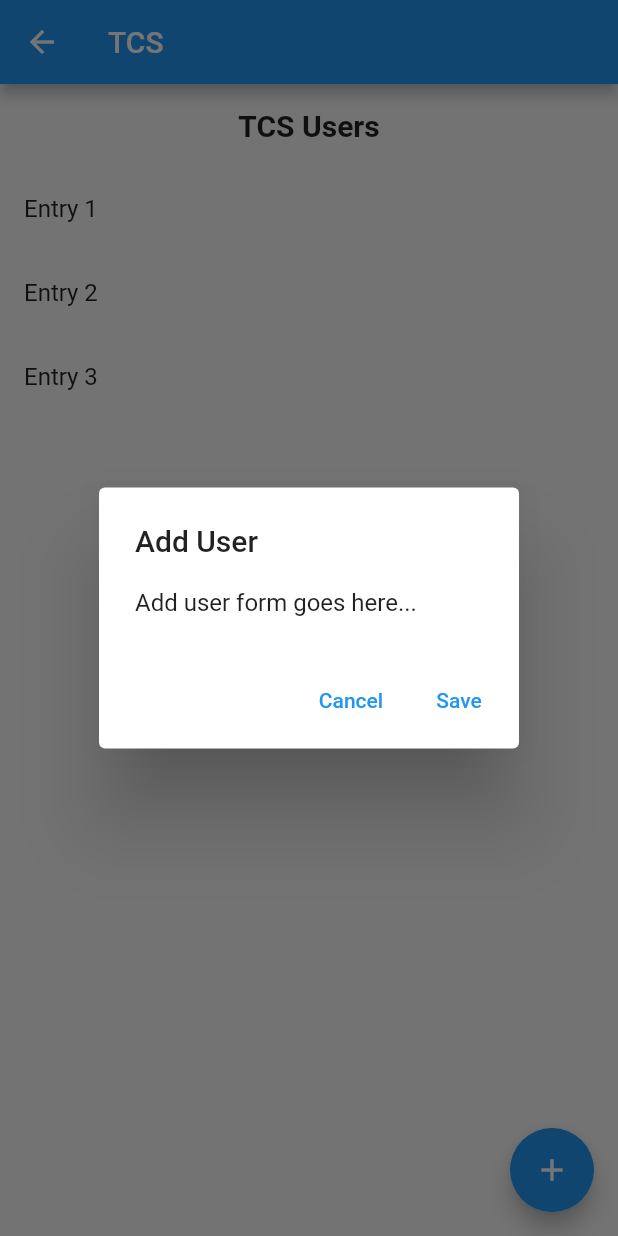
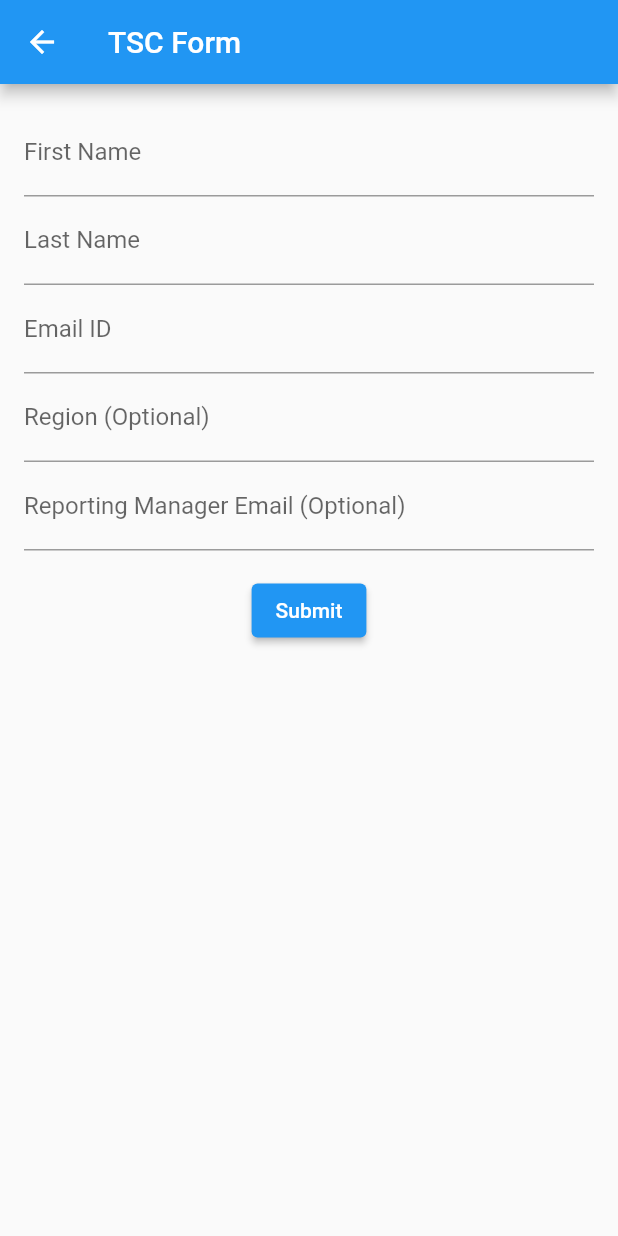
Before and after one commit to hirak214/HenkelDakshProject, a Flutter app: the TcsScreen screen opened directly, after a tap on the "add" icon, on a phone screen of 412 x 824 dp. Run offline on Flutter 3.47's test engine with Material 2 defaults, Android fonts, the phone set to English and light mode, and no system bars; our stand-ins replace file_picker.

Commit message:
Feat: TCS Form

```diff
--- /dev/null
+++ b/lib/app_drawer/user_management/tsc_form_screen.dart
@@ -0,0 +1,117 @@
+import 'package:flutter/material.dart';
+
+class TscFormScreen extends StatefulWidget {
+  @override
+  _TscFormScreenState createState() => _TscFormScreenState();
+}
+
+class _TscFormScreenState extends State<TscFormScreen> {
+  final _formKey = GlobalKey<FormState>();
+  String? _firstName;
+  String? _lastName;
+  String? _email;
+  String? _region;
+  String? _reportingManagerEmail;
+
+  @override
+  Widget build(BuildContext context) {
+    return Scaffold(
+      appBar: AppBar(
+        title: Text('TSC Form'),
+      ),
+      body: Padding(
+        padding: EdgeInsets.all(16.0),
+        child: Form(
+          key: _formKey,
+          child: Column(
+            children: [
+              TextFormField(
+                decoration: InputDecoration(
+                  labelText: 'First Name',
+                ),
+                validator: (value) {
+                  if (value == null || value.isEmpty) {
+                    return 'Please enter your first name';
+                  }
+                  return null;
+                },
+                onSaved: (value) {
+                  _firstName = value;
+                },
+              ),
+              TextFormField(
+                decoration: InputDecoration(
+                  labelText: 'Last Name',
+                ),
+                validator: (value) {
+                  if (value == null || value.isEmpty) {
+                    return 'Please enter your last name';
+                  }
+                  return null;
+                },
+                onSaved: (value) {
+                  _lastName = value;
+                },
+              ),
+              TextFormField(
+                decoration: InputDecoration(
+                  labelText: 'Email ID',
+                ),
+                validator: (value) {
+                  if (value == null || value.isEmpty) {
+                    return 'Please enter your email ID';
+                  }
+                  if (!value.endsWith('@henkel.com')) {
+                    return 'Email ID must end with @henkel.com';
+                  }
+                  return null;
+                },
+                onSaved: (value) {
+                  _email = value;
+                },
+              ),
+              TextFormField(
+                decoration: InputDecoration(
+                  labelText: 'Region (Optional)',
+                ),
+                onSaved: (value) {
+                  _region = value;
+                },
+              ),
+              TextFormField(
+                decoration: InputDecoration(
+                  labelText: 'Reporting Manager Email (Optional)',
+                ),
+                onSaved: (value) {
+                  _reportingManagerEmail = value;
+                },
+              ),
+              SizedBox(height: 16),
+              ElevatedButton(
+                onPressed: () {
+                  _submitForm();
+                },
+                child: Text('Submit'),
+              ),
+            ],
+          ),
+        ),
+      ),
+    );
+  }
+
+  void _submitForm() {
+    if (_formKey.currentState?.validate() ?? false) {
+      _formKey.currentState?.save();
+
+      // TODO: Implement code to upload form data to Firebase
+
+      // Reset the form
+      _formKey.currentState?.reset();
+
+      ScaffoldMessenger.of(context).showSnackBar(
+        SnackBar(content: Text('Form submitted successfully')),
+      );
+    }
+  }
+}
--- a/lib/app_drawer/user_management/tsc_screen.dart
+++ b/lib/app_drawer/user_management/tsc_screen.dart
@@ -1,4 +1,6 @@
 import 'package:flutter/material.dart';
+import 'package:henkel_daksh_project/app_drawer/user_management/tsc_form_screen.dart';
+
 
 class TcsScreen extends StatefulWidget {
   @override
@@ -43,8 +45,10 @@ class _TcsScreenState extends State<TcsScreen> {
       ),
       floatingActionButton: FloatingActionButton(
         onPressed: () {
-          // Handle "Add User" button tap
-          _showAddUserDialog();
+          Navigator.push(
+            context,
+            MaterialPageRoute(builder: (context) => TscFormScreen()),
+          );
         },
         child: const Icon(Icons.add),
       ),
```
Also changed, not shown: 1 other file.
